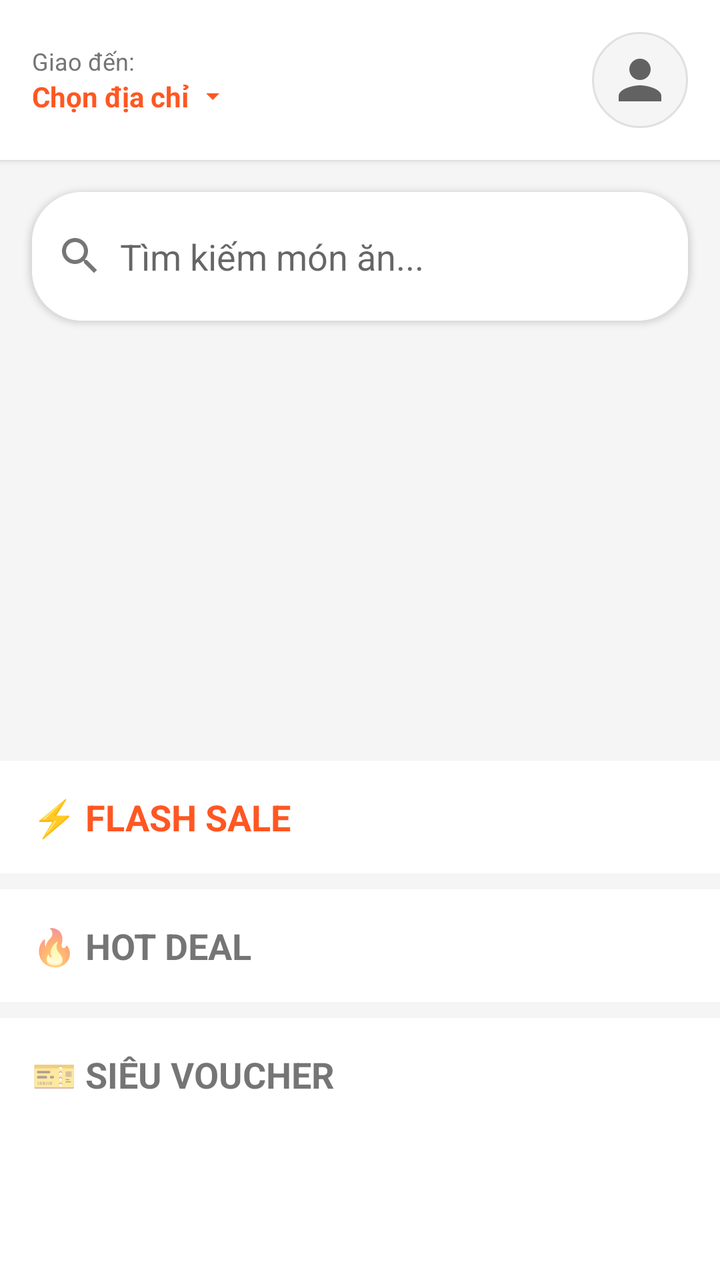
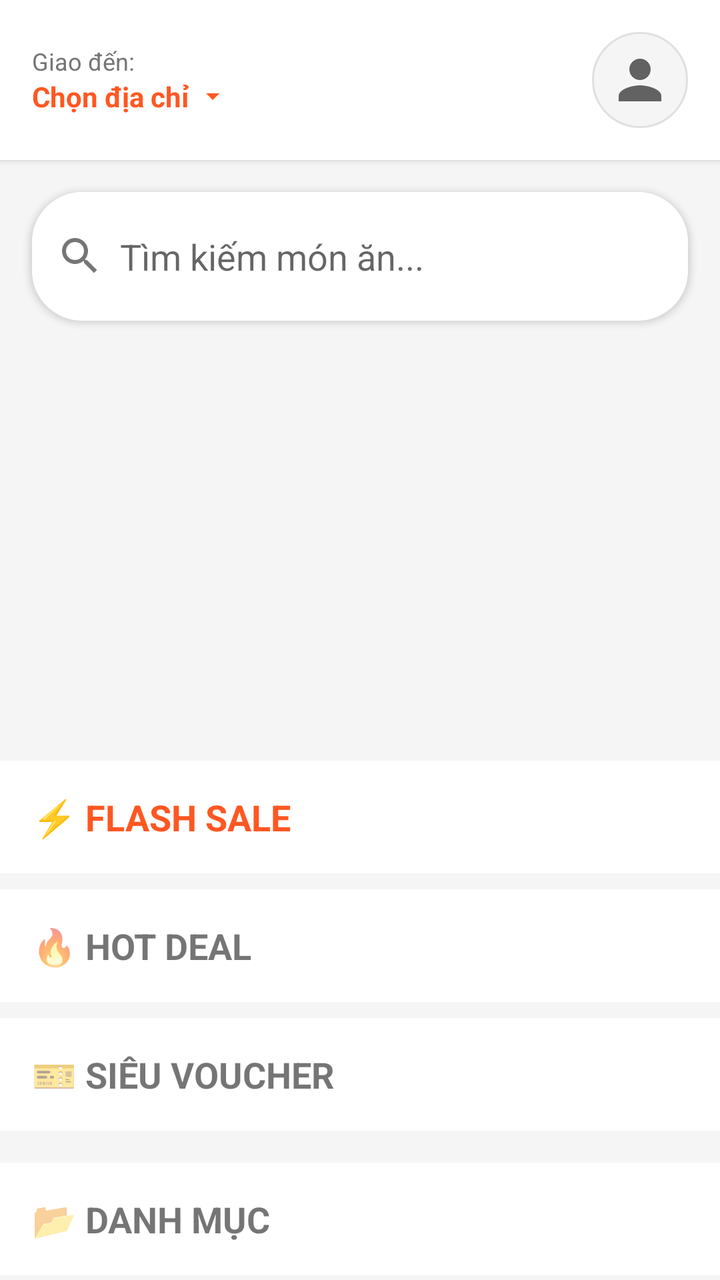

Before-and-after screenshots of an Android layout around one commit, followed by the original layout XML and the change that was made.
<!-- AndroidManifest.xml: application theme Theme.FoodOrder -->
<!-- res/layout/fragment_home.xml -->
<?xml version="1.0" encoding="utf-8"?>
<androidx.core.widget.NestedScrollView xmlns:android="http://schemas.android.com/apk/res/android"
    xmlns:app="http://schemas.android.com/apk/res-auto"
    android:layout_width="match_parent"
    android:layout_height="match_parent"
    android:background="#F5F5F5"
    android:fillViewport="true">

    <LinearLayout
        android:layout_width="match_parent"
        android:layout_height="wrap_content"
        android:orientation="vertical">

        
        <LinearLayout
            android:layout_width="match_parent"
            android:layout_height="wrap_content"
            android:orientation="horizontal"
            android:padding="16dp"
            android:background="#FFFFFF"
            android:gravity="center_vertical"
            android:elevation="2dp">

            <LinearLayout
                android:id="@+id/layoutAddress"
                android:layout_width="0dp"
                android:layout_height="wrap_content"
                android:layout_weight="1"
                android:orientation="vertical"
                android:clickable="true"
                android:focusable="true">

                <TextView
                    android:layout_width="wrap_content"
                    android:layout_height="wrap_content"
                    android:text="Giao đến:"
                    android:textSize="12sp"
                    android:textColor="#757575"/>

                <LinearLayout
                    android:layout_width="wrap_content"
                    android:layout_height="wrap_content"
                    android:orientation="horizontal"
                    android:gravity="center_vertical">

                    <TextView
                        android:id="@+id/tvAddress"
                        android:layout_width="wrap_content"
                        android:layout_height="wrap_content"
                        android:text="Chọn địa chỉ"
                        android:textSize="14sp"
                        android:textStyle="bold"
                        android:textColor="#FF5722"/>

                    <ImageView
                        android:layout_width="16dp"
                        android:layout_height="16dp"
                        android:src="@drawable/ic_dropdown"
                        android:layout_marginStart="4dp"/>
                </LinearLayout>
            </LinearLayout>

            <ImageView
                android:id="@+id/ivAvatar"
                android:layout_width="48dp"
                android:layout_height="48dp"
                android:src="@drawable/ic_profile"
                android:background="@drawable/circle_background"
                android:padding="8dp"/>
        </LinearLayout>

        
        <androidx.cardview.widget.CardView
            android:layout_width="match_parent"
            android:layout_height="wrap_content"
            android:layout_margin="16dp"
            app:cardCornerRadius="25dp"
            app:cardElevation="2dp">

            <LinearLayout
                android:layout_width="match_parent"
                android:layout_height="wrap_content"
                android:orientation="horizontal"
                android:padding="12dp"
                android:gravity="center_vertical"
                android:background="#FFFFFF">

                <ImageView
                    android:layout_width="24dp"
                    android:layout_height="24dp"
                    android:src="@drawable/ic_search"
                    android:tint="#757575"/>

                <EditText
                    android:id="@+id/etSearch"
                    android:layout_width="0dp"
                    android:layout_height="wrap_content"
                    android:layout_weight="1"
                    android:hint="Tìm kiếm món ăn..."
                    android:background="@null"
                    android:padding="8dp"
                    android:inputType="text"/>

                <ImageView
                    android:id="@+id/ivClearSearch"
                    android:layout_width="24dp"
                    android:layout_height="24dp"
                    android:src="@drawable/ic_close"
                    android:tint="#757575"
                    android:visibility="gone"/>
            </LinearLayout>
        </androidx.cardview.widget.CardView>

        
        <androidx.viewpager2.widget.ViewPager2
            android:id="@+id/bannerViewPager"
            android:layout_width="match_parent"
            android:layout_height="180dp"
            android:layout_margin="12dp"/>

        
        <TextView
            android:layout_width="match_parent"
            android:layout_height="wrap_content"
            android:text="⚡ FLASH SALE"
            android:textSize="18sp"
            android:textStyle="bold"
            android:textColor="#FF5722"
            android:padding="16dp"
            android:background="#FFFFFF"/>

        <androidx.recyclerview.widget.RecyclerView
            android:id="@+id/rvFlashSale"
            android:layout_width="match_parent"
            android:layout_height="wrap_content"
            android:nestedScrollingEnabled="false"
            android:orientation="vertical"
            android:layout_marginBottom="8dp"
            android:background="#FFFFFF"/>

        
        <TextView
            android:layout_width="match_parent"
            android:layout_height="wrap_content"
            android:text="🔥 HOT DEAL"
            android:textSize="18sp"
            android:textStyle="bold"
            android:padding="16dp"
            android:background="#FFFFFF"/>

        <androidx.recyclerview.widget.RecyclerView
            android:id="@+id/rvHotDeals"
            android:layout_width="match_parent"
            android:layout_height="wrap_content"
            android:nestedScrollingEnabled="false"
            android:orientation="vertical"
            android:layout_marginBottom="8dp"
            android:background="#FFFFFF"/>

        
        <TextView
            android:layout_width="match_parent"
            android:layout_height="wrap_content"
            android:text="🎫 SIÊU VOUCHER"
            android:textSize="18sp"
            android:textStyle="bold"
            android:padding="16dp"
            android:background="#FFFFFF"/>

        <androidx.recyclerview.widget.RecyclerView
            android:id="@+id/rvVouchers"
            android:layout_width="match_parent"
            android:layout_height="120dp"
            android:orientation="horizontal"
            android:layout_marginBottom="8dp"
            android:background="#FFFFFF"/>

        
        <TextView
            android:layout_width="match_parent"
            android:layout_height="wrap_content"
            android:text="📂 DANH MỤC"
            android:textSize="18sp"
            android:textStyle="bold"
            android:padding="16dp"
            android:background="#FFFFFF"/>

        <androidx.recyclerview.widget.RecyclerView
            android:id="@+id/rvCategories"
            android:layout_width="match_parent"
            android:layout_height="wrap_content"
            android:orientation="horizontal"
            android:nestedScrollingEnabled="false"
            android:layout_marginBottom="8dp"
            android:background="#FFFFFF"/>

        
        <TextView
            android:layout_width="match_parent"
            android:layout_height="wrap_content"
            android:text="🍽️ TẤT CẢ MÓN ĂN"
            android:textSize="18sp"
            android:textStyle="bold"
            android:padding="16dp"
            android:background="#FFFFFF"/>

        <androidx.recyclerview.widget.RecyclerView
            android:id="@+id/rvAllFoods"
            android:layout_width="match_parent"
            android:layout_height="wrap_content"
            android:layout_marginBottom="80dp"
            android:nestedScrollingEnabled="false"
            android:background="#FFFFFF"/>

        <TextView
            android:id="@+id/tvStatus"
            android:layout_width="match_parent"
            android:layout_height="wrap_content"
            android:text="Đang tải dữ liệu..."
            android:textSize="14sp"
            android:gravity="center"
            android:padding="16dp"
            android:textColor="#FF5722"
            android:visibility="gone"/>

    </LinearLayout>

</androidx.core.widget.NestedScrollView>
<!-- resources referenced by this layout -->
<resources>
  <!-- drawable circle_background (drawable) -->
  <?xml version="1.0" encoding="utf-8"?>
  <shape xmlns:android="http://schemas.android.com/apk/res/android"
      android:shape="oval">
      <solid android:color="#F5F5F5"/>
      <stroke android:width="1dp" android:color="#E0E0E0"/>
  </shape>
  <!-- drawable ic_close (drawable) -->
  <?xml version="1.0" encoding="utf-8"?>
  <vector xmlns:android="http://schemas.android.com/apk/res/android"
      android:width="24dp"
      android:height="24dp"
      android:viewportWidth="24"
      android:viewportHeight="24">
      <path
          android:fillColor="#000000"
          android:pathData="M19,6.41L17.59,5 12,10.59 6.41,5 5,6.41 10.59,12 5,17.59 6.41,19 12,13.41 17.59,19 19,17.59 13.41,12z"/>
  </vector>
  <!-- drawable ic_dropdown (drawable) -->
  <?xml version="1.0" encoding="utf-8"?>
  <vector xmlns:android="http://schemas.android.com/apk/res/android"
      android:width="16dp"
      android:height="16dp"
      android:viewportWidth="24"
      android:viewportHeight="24">
      <path
          android:fillColor="#FF5722"
          android:pathData="M7,10l5,5 5,-5z"/>
  </vector>
  <!-- drawable ic_profile (drawable) -->
  <?xml version="1.0" encoding="utf-8"?>
  <vector xmlns:android="http://schemas.android.com/apk/res/android"
      android:width="24dp"
      android:height="24dp"
      android:viewportWidth="24"
      android:viewportHeight="24"
      android:tint="?attr/colorControlNormal">
      <path
          android:fillColor="@android:color/white"
          android:pathData="M12,12c2.21,0 4,-1.79 4,-4s-1.79,-4 -4,-4 -4,1.79 -4,4 1.79,4 4,4zM12,14c-2.67,0 -8,1.34 -8,4v2h16v-2c0,-2.66 -5.33,-4 -8,-4z"/>
  </vector>
  <!-- drawable ic_search (drawable) -->
  <?xml version="1.0" encoding="utf-8"?>
  <vector xmlns:android="http://schemas.android.com/apk/res/android"
      android:width="24dp"
      android:height="24dp"
      android:viewportWidth="24"
      android:viewportHeight="24">
      <path
          android:fillColor="#000000"
          android:pathData="M15.5,14h-0.79l-0.28,-0.27C15.41,12.59 16,11.11 16,9.5 16,5.91 13.09,3 9.5,3S3,5.91 3,9.5 5.91,16 9.5,16c1.61,0 3.09,-0.59 4.23,-1.57l0.27,0.28v0.79l5,4.99L20.49,19l-4.99,-5zM9.5,14C7.01,14 5,11.99 5,9.5S7.01,5 9.5,5 14,7.01 14,9.5 11.99,14 9.5,14z"/>
  </vector>
  <style name="Theme.FoodOrder" parent="Theme.MaterialComponents.DayNight.NoActionBar">
          
          <item name="colorPrimary">@color/primary_color</item>
          <item name="colorPrimaryVariant">@color/primary_dark</item>
          <item name="colorOnPrimary">@color/white</item>
  
          
          <item name="colorSecondary">@color/accent</item>
          <item name="colorSecondaryVariant">@color/teal_700</item>
          <item name="colorOnSecondary">@color/black</item>
  
          
          <item name="android:windowBackground">@color/background</item>
  
          
          <item name="colorSurface">@color/surface</item>
          <item name="colorOnSurface">@color/text_primary</item>
          <item name="colorError">#FF0000</item>
      </style>
  <color name="primary_color">#FF5722</color>
  <color name="primary_dark">#E64A19</color>
  <color name="white">#FFFFFFFF</color>
  <color name="accent">#FFC107</color>
  <color name="teal_700">#FF018786</color>
  <color name="black">#FF000000</color>
  <color name="background">#FFFFFF</color>
  <color name="surface">#F5F5F5</color>
  <color name="text_primary">#212121</color>
</resources>

<!-- the commit's change to res/layout/fragment_home.xml (unified diff, before → after) -->
@@ -170,10 +170,9 @@
         <androidx.recyclerview.widget.RecyclerView
             android:id="@+id/rvVouchers"
             android:layout_width="match_parent"
-            android:layout_height="120dp"
-            android:orientation="horizontal"
-            android:layout_marginBottom="8dp"
-            android:background="#FFFFFF"/>
+            android:layout_height="wrap_content"
+            android:padding="8dp"
+            android:clipToPadding="false" />
 
         
         <TextView
